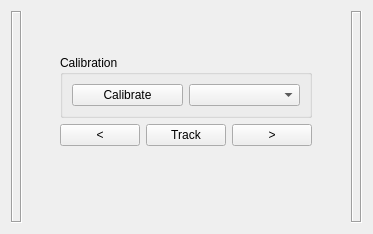
Before: the Qt Designer form branches/main/examples/devicesTutorial/example7/devMicronTrackerControllerQWidget.ui in eetuna/cisst, drawn with Qt 5.
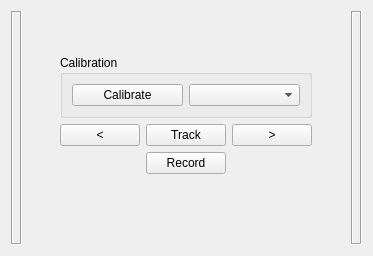
After: the same form once the commit is applied.

Commit message: branches/main: devMicronTracker: Added support for HDR, marker file reading, data collection, python; updated tracking routine; minor cleanup elsewhere.

What changed in the file:
```diff
--- a/branches/main/examples/devicesTutorial/example7/devMicronTrackerControllerQWidget.ui
+++ b/branches/main/examples/devicesTutorial/example7/devMicronTrackerControllerQWidget.ui
@@ -7,7 +7,7 @@
     <x>0</x>
     <y>0</y>
     <width>373</width>
-    <height>234</height>
+    <height>256</height>
    </rect>
   </property>
   <property name="windowTitle">
@@ -168,6 +168,16 @@
      </property>
     </widget>
    </item>
+   <item row="3" column="3">
+    <widget class="QPushButton" name="ButtonRecord">
+     <property name="text">
+      <string>Record</string>
+     </property>
+     <property name="checkable">
+      <bool>true</bool>
+     </property>
+    </widget>
+   </item>
   </layout>
  </widget>
  <resources/>
```
The commit also changes 17 other files.
